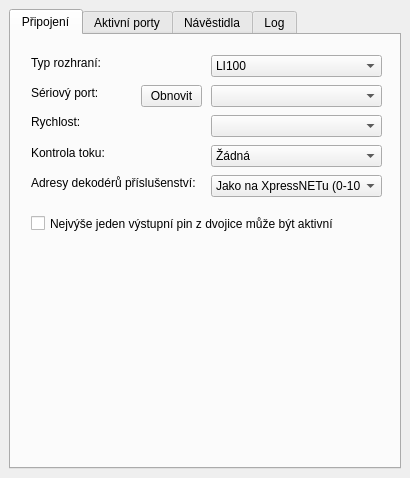
Above: form/main-window.ui from kmzbrnoI/rcs-lib-XpressNET-qt before the change. Below: the same form after it.
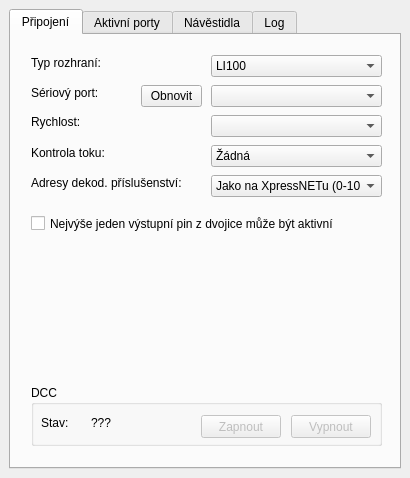
That is the form after the change.

Commit message: Form: add DCC buttons.

Diff of the .ui file:
```diff
--- a/form/main-window.ui
+++ b/form/main-window.ui
@@ -169,7 +169,7 @@
          <rect>
           <x>20</x>
           <y>20</y>
-          <width>71</width>
+          <width>81</width>
           <height>16</height>
          </rect>
         </property>
@@ -212,7 +212,7 @@
          </rect>
         </property>
         <property name="text">
-         <string>Adresy dekodérů příslušenství:</string>
+         <string>Adresy dekod. příslušenství:</string>
         </property>
        </widget>
        <widget class="QComboBox" name="cb_addr_range">
@@ -240,6 +240,77 @@
          </property>
         </item>
        </widget>
+       <widget class="QGroupBox" name="gb_dcc">
+        <property name="geometry">
+         <rect>
+          <x>20</x>
+          <y>350</y>
+          <width>351</width>
+          <height>61</height>
+         </rect>
+        </property>
+        <property name="title">
+         <string>DCC</string>
+        </property>
+        <widget class="QPushButton" name="b_dcc_on">
+         <property name="enabled">
+          <bool>false</bool>
+         </property>
+         <property name="geometry">
+          <rect>
+           <x>170</x>
+           <y>30</y>
+           <width>80</width>
+           <height>23</height>
+          </rect>
+         </property>
+         <property name="text">
+          <string>Zapnout</string>
+         </property>
+        </widget>
+        <widget class="QPushButton" name="b_dcc_off">
+         <property name="enabled">
+          <bool>false</bool>
+         </property>
+         <property name="geometry">
+          <rect>
+           <x>260</x>
+           <y>30</y>
+           <width>80</width>
+           <height>23</height>
+          </rect>
+         </property>
+         <property name="text">
+          <string>Vypnout</string>
+         </property>
+        </widget>
+        <widget class="QLabel" name="label_10">
+         <property name="geometry">
+          <rect>
+           <x>10</x>
+           <y>30</y>
+           <width>31</width>
+           <height>16</height>
+          </rect>
+         </property>
+         <property name="text">
+          <string>Stav:</string>
+         </property>
+        </widget>
+        <widget class="QLabel" name="l_dcc_state">
+         <property name="geometry">
+          <rect>
+           <x>60</x>
+           <y>30</y>
+           <width>61</width>
+           <height>16</height>
+          </rect>
+         </property>
+         <property name="text">
+          <string>???</string>
+         </property>
+        </widget>
+       </widget>
       </widget>
       <widget class="QWidget" name="t_activeModules">
        <attribute name="title">
```
